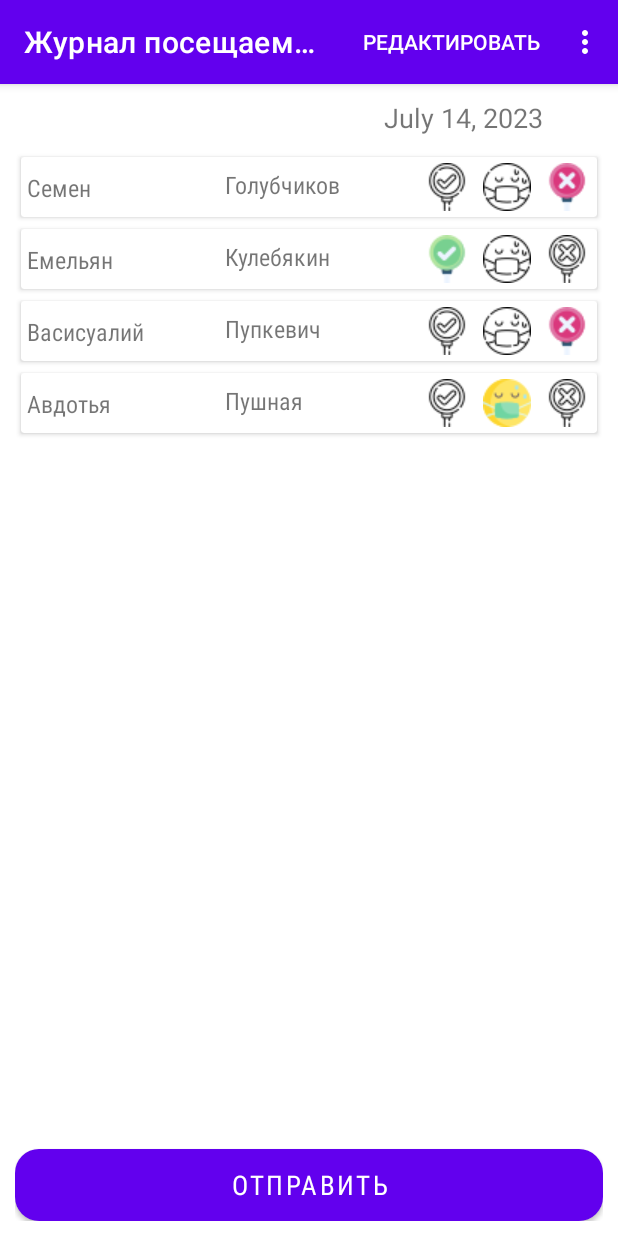
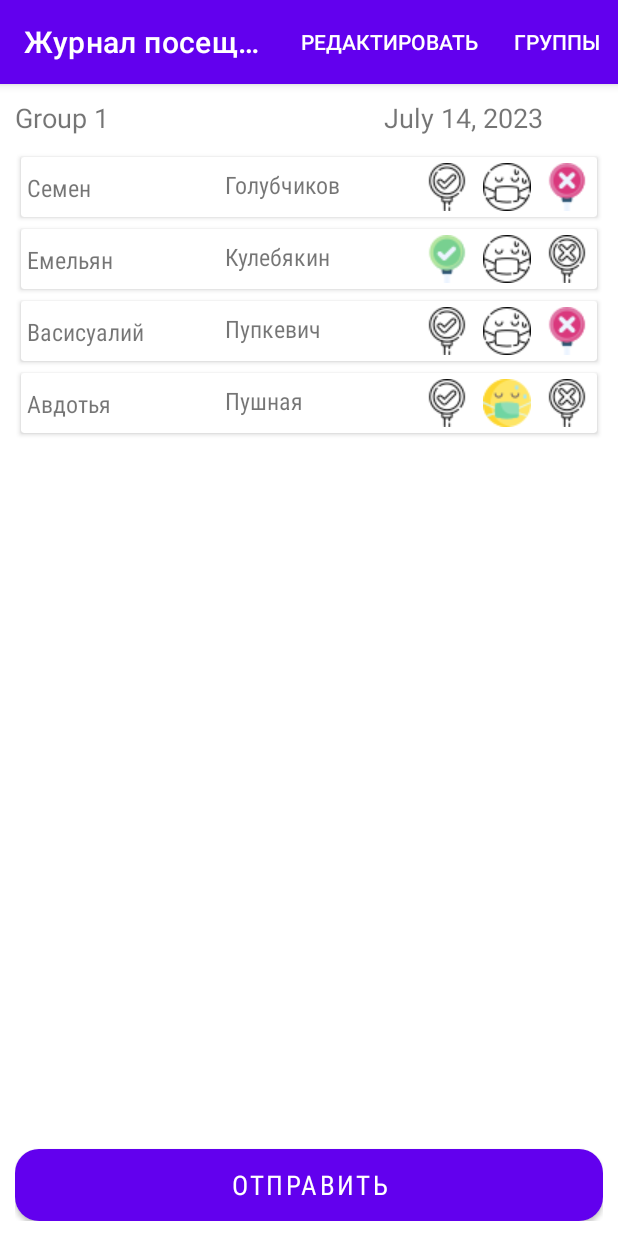
Before and after one commit to DrFrey/attendance_log, an Android app: the screen it shows after launch (MainActivity), on a phone screen of 412 x 824 dp. Run offline under Robolectric (Android 15) with nearby library versions, the phone set to English and light mode, and no system bars; our stand-ins replace Room's generated code, data binding; libraries missing offline, so code that uses them is left out: cn.pedant.

Commit message:
upd groups

```diff
--- a/app/src/main/java/com/freyapps/attendancelog/MainActivity.kt
+++ b/app/src/main/java/com/freyapps/attendancelog/MainActivity.kt
@@ -2,10 +2,6 @@ package com.freyapps.attendancelog
 
 import androidx.appcompat.app.AppCompatActivity
 import android.os.Bundle
-import android.view.Menu
-import android.view.MenuInflater
-import android.view.MenuItem
-import androidx.core.view.MenuProvider
 
 class MainActivity : AppCompatActivity() {
 
--- a/app/src/main/java/com/freyapps/attendancelog/data/GroupDao.kt
+++ b/app/src/main/java/com/freyapps/attendancelog/data/GroupDao.kt
@@ -14,12 +14,12 @@ interface GroupDao {
     @Delete
     suspend fun deleteGroup(group: Group)
 
-    @Query("DELETE FROM groups WHERE id = :id")
-    suspend fun deleteGroupById(id: Int)
-
     @Query("SELECT * FROM groups ORDER BY name")
     fun getAllGroups(): LiveData<List<Group>>
 
     @Query("SELECT * FROM groups WHERE name = :name")
     suspend fun getGroupByName(name: String): Group
+
+    @Query("SELECT * FROM groups WHERE id = :id")
+    suspend fun getGroupById(id: Int): Group
 }
--- a/app/src/main/java/com/freyapps/attendancelog/data/GroupRepository.kt
+++ b/app/src/main/java/com/freyapps/attendancelog/data/GroupRepository.kt
@@ -8,6 +8,6 @@ class GroupRepository(
     suspend fun addGroup(group: Group) = groupDao.addGroup(group)
     suspend fun updateGroup(group: Group) = groupDao.updateGroup(group)
     suspend fun deleteGroup(group: Group) = groupDao.deleteGroup(group)
-    suspend fun deleteGroupById(id: Int) = groupDao.deleteGroupById(id)
     suspend fun getGroupByName(name: String) = groupDao.getGroupByName(name)
+    suspend fun getGroupById(id: Int) = groupDao.getGroupById(id)
 }
--- a/app/src/main/java/com/freyapps/attendancelog/ui/EditListFragment.kt
+++ b/app/src/main/java/com/freyapps/attendancelog/ui/EditListFragment.kt
@@ -81,7 +81,7 @@ class EditListFragment : Fragment(), EditAdapter.OnDeleteClickListener {
                             Student(
                                 firstName = etFirstName.text.toString(),
                                 lastName = etLastName.text.toString(),
-                                groupId = viewModel.currentGroup.value ?: 1
+                                groupId = viewModel.currentGroup.value?.id ?: 1
                             )
                         )
                         editListAdapter.notifyDataSetChanged()
--- a/app/src/main/java/com/freyapps/attendancelog/ui/Error.kt
+++ b/app/src/main/java/com/freyapps/attendancelog/ui/Error.kt
@@ -1,6 +1,6 @@
 package com.freyapps.attendancelog.ui
 
-sealed class Error {
-    object LastGroupError : Error()
-    data class UnknownError(val description: String) : Error()
+sealed class Error(message: String): Exception(message) {
+    object LastGroupError : Error("Can't delete last group")
+    data class UnknownError(val description: String) : Error(description)
 }
--- a/app/src/main/java/com/freyapps/attendancelog/ui/ListFragment.kt
+++ b/app/src/main/java/com/freyapps/attendancelog/ui/ListFragment.kt
@@ -1,10 +1,11 @@
 package com.freyapps.attendancelog.ui
 
 import android.content.Intent
+import android.os.Build
 import android.os.Bundle
-import android.util.Log
 import android.view.*
 import android.view.Menu.NONE
+import android.widget.Toast
 import androidx.core.view.MenuHost
 import androidx.core.view.MenuProvider
 import androidx.fragment.app.Fragment
@@ -21,6 +22,10 @@ import com.freyapps.attendancelog.databinding.FragmentListBinding
 import com.google.android.material.bottomsheet.BottomSheetDialog
 
 class ListFragment : Fragment(), StudentAdapter.OnItemClickListener {
+
+    companion object {
+        private const val GROUPS_GROUP_ID = 123
+    }
 
     private val viewModel: SharedViewModel by activityViewModels {
         SharedViewModel.SharedViewModelFactory(
@@ -48,17 +53,19 @@ class ListFragment : Fragment(), StudentAdapter.OnItemClickListener {
         setUpViews()
         subscribeToViewModel()
         val menuHost: MenuHost = requireActivity()
+        var groupsSub: SubMenu? = null
 
         menuHost.addMenuProvider(object : MenuProvider {
             override fun onPrepareMenu(menu: Menu) {
                 menu.clear()
+
                 menu.add(NONE, R.string.edit, NONE, R.string.edit)
-                menu.findItem(R.string.edit).setShowAsAction(MenuItem.SHOW_AS_ACTION_ALWAYS)
-                menu.add(NONE, R.string.add_group, NONE, R.string.add_group)
-                menu.add(NONE, R.string.delete_group, NONE, R.string.delete_group)
-                for (group in groupsList) {
-                    Log.d("--->", "adding group : ${group.name}")
-                    menu.add(NONE, group.id, NONE, group.name)
+                    .setShowAsAction(MenuItem.SHOW_AS_ACTION_ALWAYS)
+
+                groupsSub = menu.addSubMenu(NONE, R.string.groups_submenu, NONE, R.string.groups_submenu)
+                groupsSub?.item?.setShowAsAction(MenuItem.SHOW_AS_ACTION_ALWAYS)
+                if (Build.VERSION.SDK_INT >= 28) {
+                    groupsSub?.setGroupDividerEnabled(true)
                 }
             }
 
@@ -75,15 +82,20 @@ class ListFragment : Fragment(), StudentAdapter.OnItemClickListener {
                         true
                     }
                     R.string.delete_group -> {
-                        Log.d("--->", "delete group clicked")
                         onDeleteClicked()
                         true
                     }
+                    R.string.groups_submenu -> {
+                        groupsSub?.clear()
+                        groupsSub?.add(NONE, R.string.add_group, NONE, R.string.add_group)
+                        groupsSub?.add(NONE, R.string.delete_group, NONE, R.string.delete_group)
+                        for (group in groupsList) {
+                            groupsSub?.add(GROUPS_GROUP_ID, group.id, NONE, group.name)
+                        }
+                        true
+                    }
                     else -> {
-                        Log.d("--->", "clicked group with id ${menuItem.itemId}")
                         viewModel.setCurrentGroup(menuItem.itemId)
-                        Log.d("--->", "current group is ${viewModel.currentGroup.value}")
-
                         true
                     }
                 }
@@ -130,6 +142,7 @@ class ListFragment : Fragment(), StudentAdapter.OnItemClickListener {
 
     private fun subscribeToViewModel() {
         viewModel.allGroups.observe(viewLifecycleOwner) {
+            viewModel.setCurrentGroup(it.first().id)
             groupsList = it
         }
         viewModel.studentsInCurrentGroup.observe(viewLifecycleOwner) {
@@ -140,6 +153,15 @@ class ListFragment : Fragment(), StudentAdapter.OnItemClickListener {
         }
         viewModel.allAbsent.observe(viewLifecycleOwner) {
             absentStudents = it
+        }
+        viewModel.currentGroup.observe(viewLifecycleOwner) {
+            binding.tvGroupName.text = it?.name
+        }
+        viewModel.error.observe(viewLifecycleOwner) {
+            it?.let {
+                Toast.makeText(requireContext(), it.message, Toast.LENGTH_LONG).show()
+                viewModel.clearError()
+            }
         }
     }
 
--- a/app/src/main/java/com/freyapps/attendancelog/ui/SharedViewModel.kt
+++ b/app/src/main/java/com/freyapps/attendancelog/ui/SharedViewModel.kt
@@ -1,13 +1,13 @@
 package com.freyapps.attendancelog.ui
 
 import android.annotation.SuppressLint
-import android.util.Log
 import androidx.lifecycle.*
 import com.freyapps.attendancelog.data.Group
 import com.freyapps.attendancelog.data.GroupRepository
 import com.freyapps.attendancelog.data.Student
 import com.freyapps.attendancelog.data.StudentRepository
 import kotlinx.coroutines.launch
+import kotlinx.coroutines.runBlocking
 import java.time.LocalDate
 import java.time.format.DateTimeFormatter
 import java.time.format.FormatStyle
@@ -17,33 +17,38 @@ class SharedViewModel(
      private val groupRepository: GroupRepository
 ) : ViewModel() {
 
-    val allGroups: LiveData<List<Group>> = groupRepository.getAllGroups()
+    private val _allGroups = groupRepository.getAllGroups()
+    val allGroups: LiveData<List<Group>>
+        get() = _allGroups
 
-    val currentGroup = MutableLiveData<Int>()
+    private val _currentGroup = MutableLiveData<Group?>()
+    val currentGroup: LiveData<Group?>
+        get() = _currentGroup
 
-    val studentsInCurrentGroup: LiveData<List<Student>> = currentGroup.switchMap {
-        studentRepository.getAllStudentsByGroup(it)
+    val studentsInCurrentGroup: LiveData<List<Student>> = currentGroup.switchMap { group ->
+        group?.let {
+            studentRepository.getAllStudentsByGroup(it.id)
+        }
     }
 
-    val allSick: LiveData<List<Student>> = currentGroup.switchMap {
-        studentRepository.getAllSickByGroup(it)
+    val allSick: LiveData<List<Student>> = currentGroup.switchMap { group ->
+        group?.let {
+            studentRepository.getAllSickByGroup(it.id)
+        }
     }
 
-    val allAbsent: LiveData<List<Student>> = currentGroup.switchMap {
-        studentRepository.getAllAbsentByGroup(it)
+    val allAbsent: LiveData<List<Student>> = currentGroup.switchMap { group ->
+        group?.let {
+            studentRepository.getAllAbsentByGroup(it.id)
+        }
     }
 
-    private val _error = MutableLiveData<Error>()
-    val error: LiveData<Error>
+    private val _error = MutableLiveData<Error?>()
+    val error: LiveData<Error?>
         get() = _error
 
     @SuppressLint("NewApi")
     val today: String = LocalDate.now().format(DateTimeFormatter.ofLocalizedDate(FormatStyle.LONG))
-
-    init {
-        Log.d("TAG", "viewmodel init triggered")
-        setCurrentGroup(allGroups.value?.first()?.id ?: 1)
-    }
 
     fun addStudent(student: Student) = viewModelScope.launch {
         studentRepository.addStudent(student)
@@ -60,30 +65,32 @@ class SharedViewModel(
     fun addGroup(group: Group) = viewModelScope.launch {
         groupRepository.addGroup(group)
         setCurrentGroup(groupRepository.getGroupByName(group.name).id)
-        Log.d("--->", "in addGroup: current group is ${currentGroup.value}")
     }
 
-    fun updateGroup(group: Group) = viewModelScope.launch {
-        groupRepository.updateGroup(group)
-    }
+    fun deleteCurrentGroup() = currentGroup.value?.let { deleteGroup(it) }
 
-    fun deleteCurrentGroup() = currentGroup.value?.let { deleteGroupById(it) }
-
-    private fun deleteGroupById(id: Int) = viewModelScope.launch {
+    private fun deleteGroup(group: Group) {
         allGroups.value?.let {
             if (it.size > 1) {
-                studentRepository.deleteStudentsByGroup(id)
-                groupRepository.deleteGroupById(id)
-                setCurrentGroup(it.first().id)
-                Log.d("--->", "in deleteGroupById: current group is ${currentGroup.value}")
+                viewModelScope.launch {
+                    studentRepository.deleteStudentsByGroup(group.id)
+                    groupRepository.deleteGroup(group)
+                    allGroups.value?.let { refreshed ->
+                        setCurrentGroup(refreshed.first().id)
+                    }
+                }
             } else {
-                _error.postValue(Error.LastGroupError)
+                _error.value = Error.LastGroupError
             }
         }
     }
 
-    fun setCurrentGroup(id: Int) {
-        currentGroup.value = id
+    fun clearError() {
+        _error.value = null
+    }
+
+    fun setCurrentGroup(id: Int) = runBlocking {
+        _currentGroup.value = groupRepository.getGroupById(id)
     }
 
     class SharedViewModelFactory(
--- a/app/src/main/res/layout/fragment_list.xml
+++ b/app/src/main/res/layout/fragment_list.xml
@@ -18,6 +18,17 @@
             android:layout_height="wrap_content"
             android:orientation="vertical"
             app:layout_constraintGuide_percent="0.5" />
+
+        <TextView
+            android:id="@+id/tvGroupName"
+            android:layout_width="wrap_content"
+            android:layout_height="wrap_content"
+            android:layout_marginBottom="10dp"
+            app:layout_constraintStart_toStartOf="@id/studentsList"
+            app:layout_constraintTop_toTopOf="parent"
+            app:layout_constraintBottom_toTopOf="@id/studentsList"
+            android:textSize="18sp"
+            tools:text="Группа 1" />
 
         <TextView
             android:id="@+id/tvDate"
--- a/app/src/main/res/values/strings.xml
+++ b/app/src/main/res/values/strings.xml
@@ -16,7 +16,7 @@
     <string name="message_template">Сегодня, %1$s, отсутствуют по болезни %2$d%3$s, по другим причинам %4$d%5$s.</string>
     <string name="last_group_delete_error">Нельзя удалить единственную группу</string>
     <string name="add_group">Добавить группу</string>
-    <string name="manage_groups">Группы</string>
+    <string name="groups_submenu">Группы</string>
     <string name="delete_group">Удалить группу</string>
     <string name="group_name">Название</string>
     <string name="question_delete_group">Удалить текущую группу?</string>
--- a/gradle.properties
+++ b/gradle.properties
@@ -15,6 +15,6 @@ org.gradle.jvmargs=-Xmx2048m -Dfile.encoding=UTF-8
 # Android operating system, and which are packaged with your app"s APK
 # https://developer.android.com/topic/libraries/support-library/androidx-rn
 android.useAndroidX=true
-android.enableJetifier=true
+android.enableJetifier=false
 # Kotlin code style for this project: "official" or "obsolete":
 kotlin.code.style=official
```
Also changed, not shown: app/build.gradle (+9 -9 lines), 1 other file.
